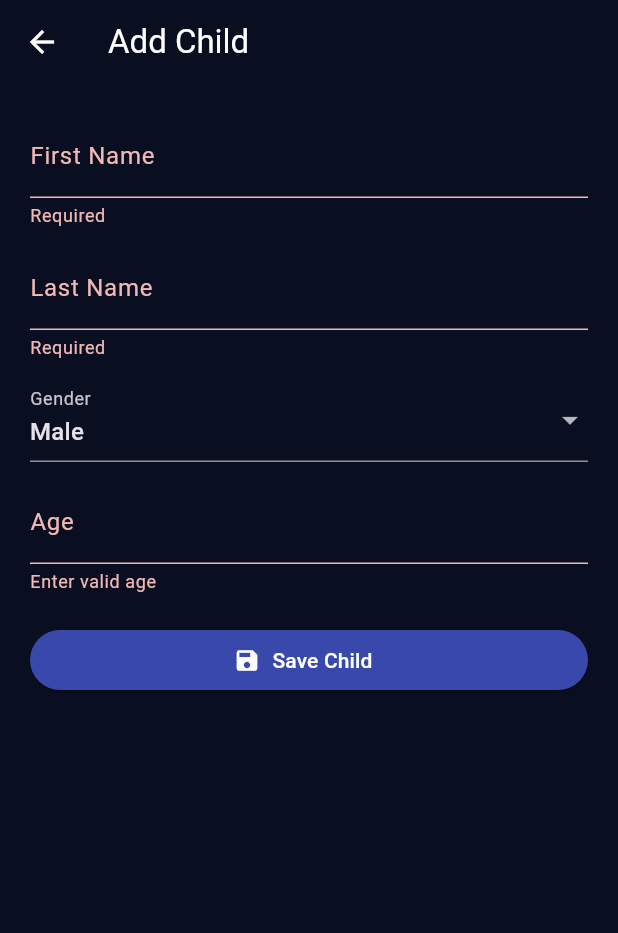
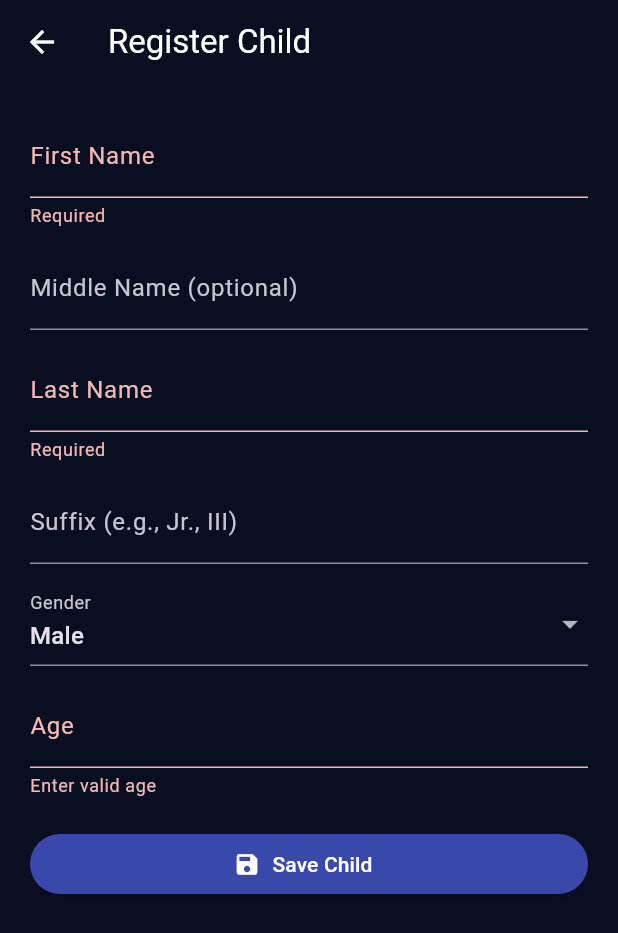
Before and after one commit to archcos/brightpath, a Flutter app: the AddChildScreen screen opened directly, after a tap on "Save Child", on a phone screen of 412 x 824 dp. Shown: the top 933 px of the screen. Run offline on Flutter 3.47's test engine with Material 3 defaults, Android fonts, the phone set to English and light mode, and no system bars; our stand-ins replace cloud_firestore, firebase_auth, firebase_core, flutter_dotenv, google_sign_in, shared_preferences and 2 more; accounts and stored records are empty.

Commit message:
update child feature

```diff
--- /dev/null
+++ b/lib/display/mainscreen/subscreen/add_child.dart
@@ -0,0 +1,145 @@
+import 'package:cloud_firestore/cloud_firestore.dart';
+import 'package:firebase_auth/firebase_auth.dart';
+import 'package:flutter/material.dart';
+
+class AddChildScreen extends StatefulWidget {
+  const AddChildScreen({super.key});
+
+  @override
+  State<AddChildScreen> createState() => _AddChildScreenState();
+}
+
+class _AddChildScreenState extends State<AddChildScreen> {
+  final _formKey = GlobalKey<FormState>();
+  final _firstNameController = TextEditingController();
+  final _middleNameController = TextEditingController();
+  final _lastNameController = TextEditingController();
+  final _suffixController = TextEditingController();
+  final _ageController = TextEditingController();
+  String _gender = 'Male';
+  bool _isSaving = false;
+
+  Future<void> _saveChild() async {
+    if (!_formKey.currentState!.validate()) return;
+
+    final user = FirebaseAuth.instance.currentUser;
+    if (user == null || user.email == null) {
+      ScaffoldMessenger.of(context).showSnackBar(
+        const SnackBar(content: Text('Not logged in')),
+      );
+      return;
+    }
+
+    final parentEmail = user.email!;
+    final firstName = _firstNameController.text.trim();
+    final middleName = _middleNameController.text.trim();
+    final lastName = _lastNameController.text.trim();
+    final suffix = _suffixController.text.trim();
+
+    final childDocId = '$firstName$lastName';
+
+    final childData = {
+      'first_name': firstName,
+      'middle_name': middleName,
+      'last_name': lastName,
+      'suffix': suffix,
+      'gender': _gender,
+      'age': int.tryParse(_ageController.text.trim()) ?? 0,
+    };
+
+    setState(() => _isSaving = true);
+
+    await FirebaseFirestore.instance
+        .collection('users')
+        .doc(parentEmail)
+        .collection('children')
+        .doc(childDocId)
+        .set(childData);
+
+    setState(() => _isSaving = false);
+
+    ScaffoldMessenger.of(context).showSnackBar(
+      const SnackBar(content: Text('Child added successfully')),
+    );
+
+    Navigator.pop(context);
+  }
+
+  @override
+  void dispose() {
+    _firstNameController.dispose();
+    _middleNameController.dispose();
+    _lastNameController.dispose();
+    _suffixController.dispose();
+    _ageController.dispose();
+    super.dispose();
+  }
+
+  @override
+  Widget build(BuildContext context) {
+    return Scaffold(
+      appBar: AppBar(title: const Text('Register Child')),
+      body: Padding(
+        padding: const EdgeInsets.all(20),
+        child: Form(
+          key: _formKey,
+          child: ListView(
+            children: [
+              TextFormField(
+                controller: _firstNameController,
+                decoration: const InputDecoration(labelText: 'First Name'),
+                validator: (value) =>
+                value == null || value.isEmpty ? 'Required' : null,
+              ),
+              const SizedBox(height: 12),
+              TextFormField(
+                controller: _middleNameController,
+                decoration: const InputDecoration(labelText: 'Middle Name (optional)'),
+              ),
+              const SizedBox(height: 12),
+              TextFormField(
+                controller: _lastNameController,
+                decoration: const InputDecoration(labelText: 'Last Name'),
+                validator: (value) =>
+                value == null || value.isEmpty ? 'Required' : null,
+              ),
+              const SizedBox(height: 12),
+              TextFormField(
+                controller: _suffixController,
+                decoration: const InputDecoration(labelText: 'Suffix (e.g., Jr., III)'),
+              ),
+              const SizedBox(height: 12),
+              DropdownButtonFormField<String>(
+                value: _gender,
+                decoration: const InputDecoration(labelText: 'Gender'),
+                items: const [
+                  DropdownMenuItem(value: 'Male', child: Text('Male')),
+                  DropdownMenuItem(value: 'Female', child: Text('Female')),
+                ],
+                onChanged: (value) {
+                  if (value != null) setState(() => _gender = value);
+                },
+              ),
+              const SizedBox(height: 12),
+              TextFormField(
+                controller: _ageController,
+                decoration: const InputDecoration(labelText: 'Age'),
+                keyboardType: TextInputType.number,
+                validator: (value) {
+                  final age = int.tryParse(value ?? '');
+                  return (age == null || age <= 0) ? 'Enter valid age' : null;
+                },
+              ),
+              const SizedBox(height: 20),
+              ElevatedButton.icon(
+                onPressed: _isSaving ? null : _saveChild,
+                icon: const Icon(Icons.save),
+                label: Text(_isSaving ? 'Saving...' : 'Save Child'),
+              ),
+            ],
+          ),
+        ),
+      ),
+    );
+  }
+}
--- a/lib/display/mainscreen/sidebar/add_child.dart
+++ b/lib/display/mainscreen/subscreen/edit_child.dart
@@ -2,57 +2,59 @@ import 'package:cloud_firestore/cloud_firestore.dart';
 import 'package:firebase_auth/firebase_auth.dart';
 import 'package:flutter/material.dart';
 
-class AddChildScreen extends StatefulWidget {
-  const AddChildScreen({super.key});
+class EditChildScreen extends StatefulWidget {
+  final Map<String, dynamic> childData;
+
+  const EditChildScreen({super.key, required this.childData});
 
   @override
-  State<AddChildScreen> createState() => _AddChildScreenState();
+  State<EditChildScreen> createState() => _EditChildScreenState();
 }
 
-class _AddChildScreenState extends State<AddChildScreen> {
+class _EditChildScreenState extends State<EditChildScreen> {
   final _formKey = GlobalKey<FormState>();
-  final _firstNameController = TextEditingController();
-  final _lastNameController = TextEditingController();
-  final _ageController = TextEditingController();
-  String _gender = 'Male';
-  bool _isSaving = false;
+  late final TextEditingController _firstNameController;
+  late final TextEditingController _middleNameController;
+  late final TextEditingController _lastNameController;
+  late final TextEditingController _suffixController;
+  late final TextEditingController _ageController;
+  late String _gender;
 
-  Future<void> _saveChild() async {
+  @override
+  void initState() {
+    super.initState();
+    _firstNameController = TextEditingController(text: widget.childData['first_name']);
+    _middleNameController = TextEditingController(text: widget.childData['middle_name']);
+    _lastNameController = TextEditingController(text: widget.childData['last_name']);
+    _suffixController = TextEditingController(text: widget.childData['suffix']);
+    _ageController = TextEditingController(text: widget.childData['age'].toString());
+    _gender = widget.childData['gender'] ?? 'Male';
+  }
+
+  Future<void> _saveChanges() async {
     if (!_formKey.currentState!.validate()) return;
 
-    final user = FirebaseAuth.instance.currentUser;
-    if (user == null || user.email == null) {
-      ScaffoldMessenger.of(context).showSnackBar(
-        const SnackBar(content: Text('Not logged in')),
-      );
-      return;
-    }
+    final parentEmail = FirebaseAuth.instance.currentUser?.email;
+    if (parentEmail == null) return;
 
-    final parentEmail = user.email!;
-    final firstName = _firstNameController.text.trim();
-    final lastName = _lastNameController.text.trim();
-    final childDocId = '$firstName$lastName';
-
-    final childData = {
-      'first_name': firstName,
-      'last_name': lastName,
+    final updatedData = {
+      'first_name': _firstNameController.text.trim(),
+      'middle_name': _middleNameController.text.trim(),
+      'last_name': _lastNameController.text.trim(),
+      'suffix': _suffixController.text.trim(),
+      'age': int.tryParse(_ageController.text.trim()) ?? 0,
       'gender': _gender,
-      'age': int.tryParse(_ageController.text.trim()) ?? 0,
     };
-
-    setState(() => _isSaving = true);
 
     await FirebaseFirestore.instance
         .collection('users')
         .doc(parentEmail)
         .collection('children')
-        .doc(childDocId)
-        .set(childData);
-
-    setState(() => _isSaving = false);
+        .doc(widget.childData['id'])
+        .update(updatedData);
 
     ScaffoldMessenger.of(context).showSnackBar(
-      const SnackBar(content: Text('Child added successfully')),
+      const SnackBar(content: Text('Child info updated')),
     );
 
     Navigator.pop(context);
@@ -61,7 +63,9 @@ class _AddChildScreenState extends State<AddChildScreen> {
   @override
   void dispose() {
     _firstNameController.dispose();
+    _middleNameController.dispose();
     _lastNameController.dispose();
+    _suffixController.dispose();
     _ageController.dispose();
     super.dispose();
   }
@@ -69,7 +73,7 @@ class _AddChildScreenState extends State<AddChildScreen> {
   @override
   Widget build(BuildContext context) {
     return Scaffold(
-      appBar: AppBar(title: const Text('Add Child')),
+      appBar: AppBar(title: const Text('Edit Child')),
       body: Padding(
         padding: const EdgeInsets.all(20),
         child: Form(
@@ -84,10 +88,20 @@ class _AddChildScreenState extends State<AddChildScreen> {
               ),
               const SizedBox(height: 12),
               TextFormField(
+                controller: _middleNameController,
+                decoration: const InputDecoration(labelText: 'Middle Name (optional)'),
+              ),
+              const SizedBox(height: 12),
+              TextFormField(
                 controller: _lastNameController,
                 decoration: const InputDecoration(labelText: 'Last Name'),
                 validator: (value) =>
                 value == null || value.isEmpty ? 'Required' : null,
+              ),
+              const SizedBox(height: 12),
+              TextFormField(
+                controller: _suffixController,
+                decoration: const InputDecoration(labelText: 'Suffix (e.g., Jr., III)'),
               ),
               const SizedBox(height: 12),
               DropdownButtonFormField<String>(
@@ -113,9 +127,9 @@ class _AddChildScreenState extends State<AddChildScreen> {
               ),
               const SizedBox(height: 20),
               ElevatedButton.icon(
-                onPressed: _isSaving ? null : _saveChild,
+                onPressed: _saveChanges,
                 icon: const Icon(Icons.save),
-                label: Text(_isSaving ? 'Saving...' : 'Save Child'),
+                label: const Text('Save Changes'),
               ),
             ],
           ),
```
Also changed, not shown: lib/display/mainscreen/dashboard.dart (+18 -13 lines), lib/display/mainscreen/intevention.dart (+21 -10 lines), lib/display/mainscreen/parent_dashboard.dart (+70 -12 lines), lib/display/mainscreen/sidebar/add_student.dart (+66 -18 lines), lib/display/mainscreen/sidebar/my_children.dart (added, +104 -0 lines).
